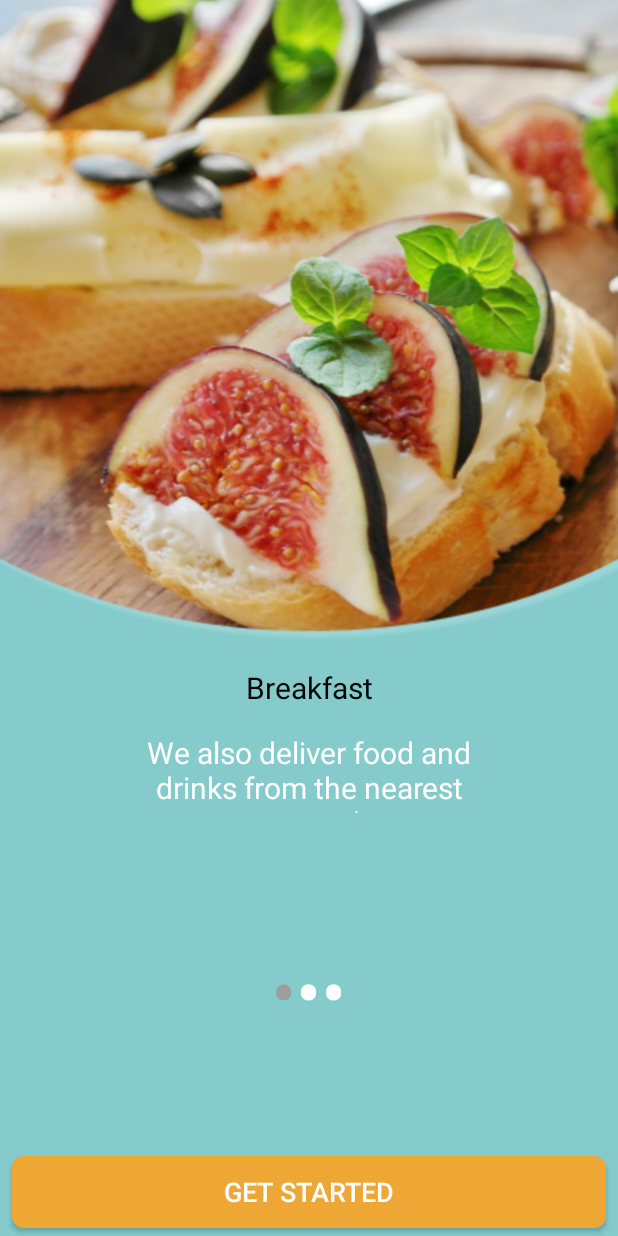
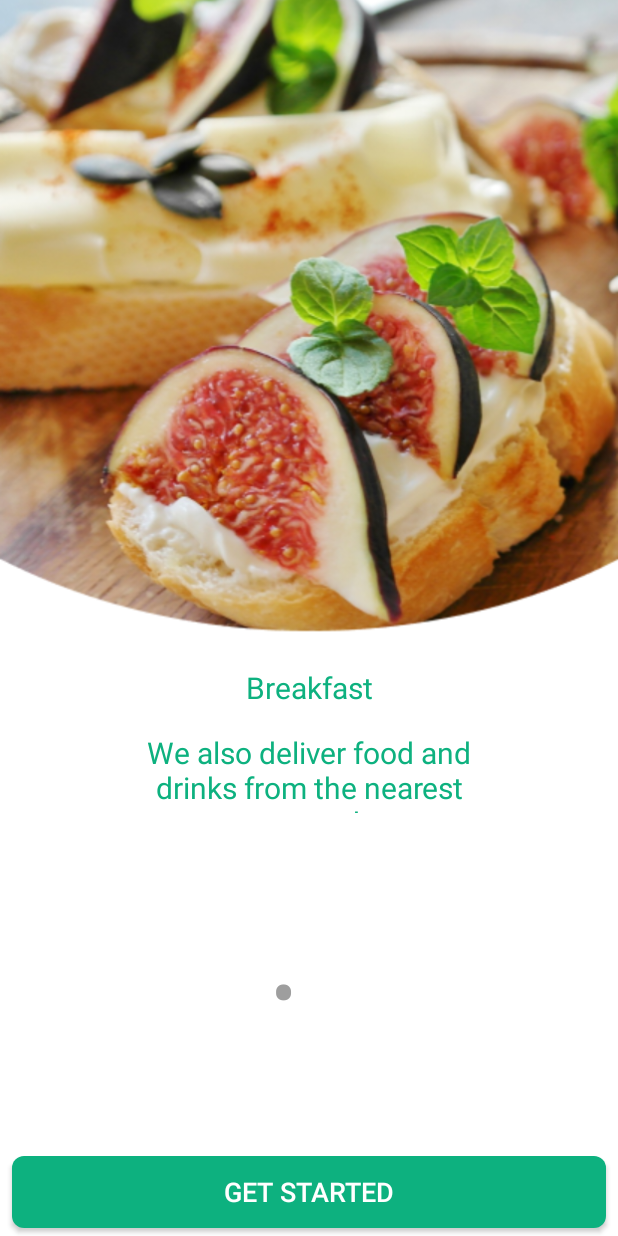
Before and after one commit to AhmedAbdo12345/FoodPlannerApp, an Android app: the screen it shows after launch (OnboardingScreenActivity), on a phone screen of 412 x 824 dp. Run offline under Robolectric (Android 15) with nearby library versions, the phone set to English and light mode, and no system bars.

Commit message:
chang colors

```diff
--- a/app/src/main/res/drawable/button_background.xml
+++ b/app/src/main/res/drawable/button_background.xml
@@ -1,6 +1,6 @@
 <?xml version="1.0" encoding="utf-8"?>
 <shape xmlns:android="http://schemas.android.com/apk/res/android"
     android:shape="rectangle">
-    <solid android:color="#EEA734" />
+    <solid android:color="#0DB17F" />
     <corners android:radius="8dp" />
 </shape>
--- a/app/src/main/res/layout/activity_onboarding_screen.xml
+++ b/app/src/main/res/layout/activity_onboarding_screen.xml
@@ -4,7 +4,7 @@
         xmlns:tools="http://schemas.android.com/tools"
         android:layout_width="match_parent"
         android:layout_height="match_parent"
-        android:background="#85CBCC"
+        android:background="@color/white"
     tools:context=".OnboardingScreen.OnboardingScreenActivity">
 
         <Button
--- a/app/src/main/res/layout/fragment_sign_up.xml
+++ b/app/src/main/res/layout/fragment_sign_up.xml
@@ -39,6 +39,7 @@
         android:text="Enter your Name, Email and Password for sign up."
         android:textColor="#868686"
         android:textSize="16sp" />
+
     <TextView
         android:layout_width="match_parent"
         android:layout_height="wrap_content"
@@ -47,7 +48,7 @@
         android:letterSpacing="-0.03"
         android:lineSpacingExtra="3sp"
         android:text="@string/already_have_account"
-        android:textColor="#EEA734"
+        android:textColor="#0DB17F"
         android:textSize="16sp" />
     <com.google.android.material.textfield.TextInputLayout
         android:layout_width="match_parent"
--- a/app/src/main/res/layout/onboardingscreen.xml
+++ b/app/src/main/res/layout/onboardingscreen.xml
@@ -22,7 +22,7 @@
         android:layout_marginEnd="8dp"
         android:text="TextView"
         android:textAlignment="center"
-        android:textColor="@color/black"
+        android:textColor="#0DB17F"
         android:textSize="20sp" />
 
     <TextView
@@ -35,6 +35,6 @@
         android:layout_marginBottom="8dp"
         android:text="TextView"
         android:textAlignment="center"
-        android:textColor="@color/white"
+        android:textColor="#0DB17F"
         android:textSize="20sp" />
 </LinearLayout>
```
